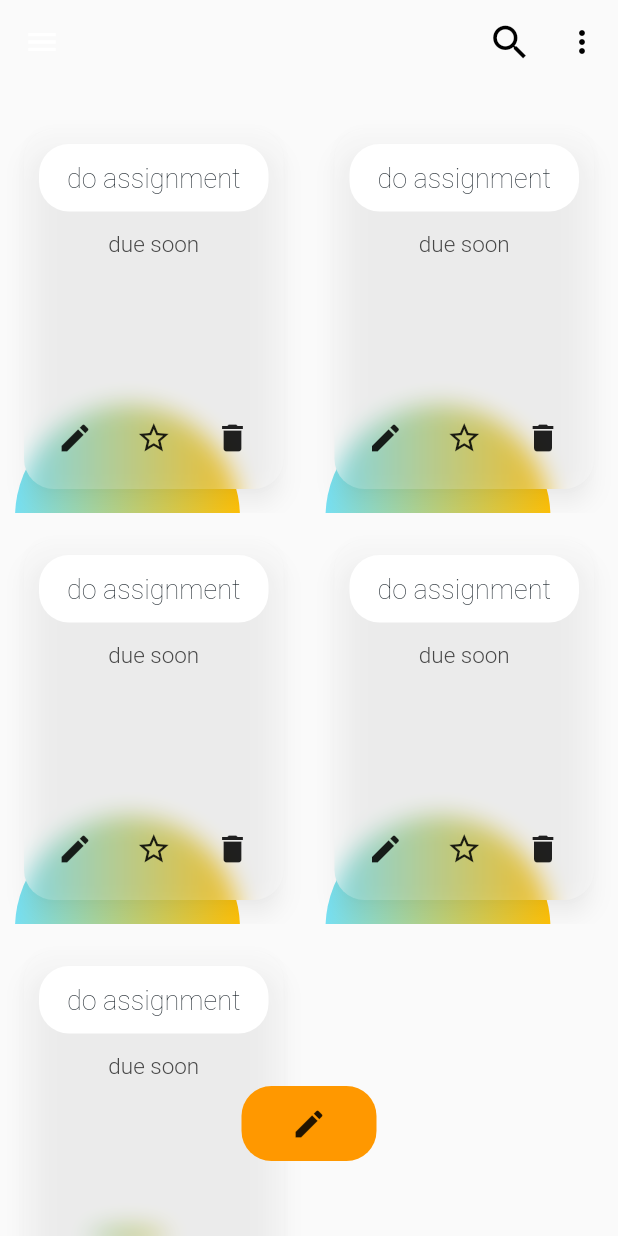
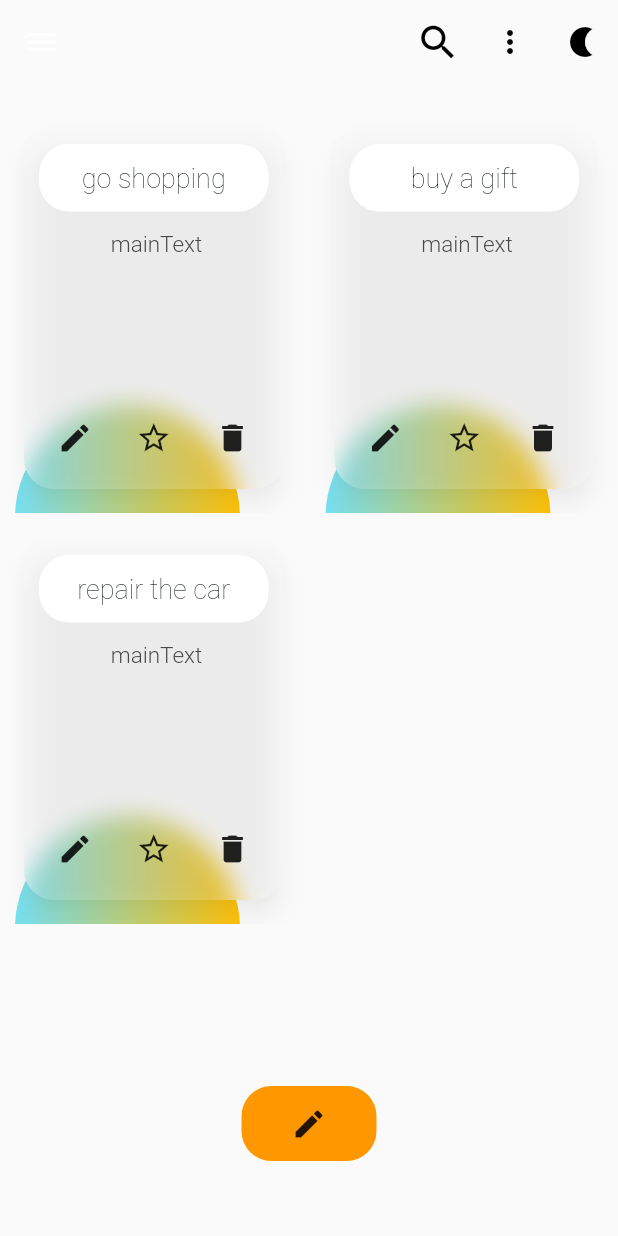
Before and after one commit to Elmurodjon01/todoApp, a Flutter app: the screen it shows after launch, on a phone screen of 412 x 824 dp. Run offline on Flutter 3.47's test engine with Material 2 defaults, Android fonts, the phone set to English and light mode, and no system bars; drawn by our look-alikes of blurrycontainer; our stand-ins replace hive_flutter, shared_preferences; accounts and stored records are empty.

Commit message:
add function is enabled

```diff
--- a/lib/UI/mainScreen.dart
+++ b/lib/UI/mainScreen.dart
@@ -1,21 +1,30 @@
+import 'dart:convert';
+
 import 'package:flutter/material.dart';
 import 'package:flutter_staggered_grid_view/flutter_staggered_grid_view.dart';
+import 'package:provider/provider.dart';
+import 'package:shared_preferences/shared_preferences.dart';
+import 'package:todoapp/hive/database.dart';
+import 'package:todoapp/model/note_model.dart';
+import 'package:todoapp/provider/noteProvider.dart';
 import 'package:todoapp/widgets/itemContainer.dart';
 import '../widgets/addButton.dart';
 import '../widgets/appBar.dart';
 import '../widgets/drawer.dart';
 
-class MainScreen extends StatelessWidget {
+class MainScreen extends StatefulWidget {
   MainScreen({super.key});
-  List<String> labels = [
-    'fnjnjdkf',
-    'fdsnfksjd',
-    'biwuebfgbf',
-    'fbiewwf',
-    'fnewkwe',
-  ];
+
+  @override
+  State<MainScreen> createState() => _MainScreenState();
+}
+
+class _MainScreenState extends State<MainScreen> {
   @override
   Widget build(BuildContext context) {
+    var provider = Provider.of<NoteProvider>(context, listen: false);
+    // var loadInfo = HiveDB().loadUser();
+    var tasks = context.watch<NoteProvider>();
     return Scaffold(
       appBar: CustomAppBar(),
       drawer: CustomerDrawer(),
@@ -23,17 +32,14 @@ class MainScreen extends StatelessWidget {
         alignment: Alignment.bottomCenter,
         children: [
           MasonryGridView.count(
-            crossAxisCount: 2,
-            mainAxisSpacing: 2,
-            crossAxisSpacing: 2,
-            itemCount: labels.length,
-            itemBuilder: (context, index) {
-              return ItemContainer(
-                label: 'do assignment',
-                mainText: 'due soon',
-              );
-            },
-          ),
+              crossAxisCount: 2,
+              mainAxisSpacing: 2,
+              crossAxisSpacing: 2,
+              itemCount: tasks.todos.length,
+              itemBuilder: ((context, index) {
+                return ItemContainer(
+                    label: tasks.todos[index].title, mainText: ' mainText');
+              })),
           AddButton(context),
         ],
       ),
--- a/lib/model/note_model.dart
+++ b/lib/model/note_model.dart
@@ -1,8 +1,24 @@
 class NoteModel {
   String label;
   String mainText;
+  // String id;
+  // DateTime time;
   NoteModel({
     required this.label,
     required this.mainText,
+    // required this.id,
+    // required this.time,
   });
+  NoteModel.fromJson(Map<String, dynamic> json)
+      : label = json['label'],
+        mainText = json['mainText'];
+  // time = json['time'];
+  // id = json['id'];
+
+  Map<String, dynamic> toJson() => {
+        'label': label,
+        'mainText': mainText,
+        // 'id': id,
+        // 'time': time,
+      };
 }
--- a/lib/provider/noteProvider.dart
+++ b/lib/provider/noteProvider.dart
@@ -1,3 +1,56 @@
 import 'package:flutter/material.dart';
 
-class NoteProvider extends ChangeNotifier {}
+class NoteProvider extends ChangeNotifier {
+  // List<ToDo> _todos = [];
+  // List<ToDo> get todos => _todos;
+
+  // void addTodo(ToDo todo) {
+  //   _todos.add(todo);
+  //   notifyListeners();
+  // }
+
+  // void toggleTodo(ToDo todo) {
+  //   final taskIndex = _todos.indexOf(todo);
+  //   // _todos[taskIndex].toggleCompleted();
+  //   notifyListeners();
+  // }
+
+  // void deleteTodo(ToDo todo) {
+  //   _todos.remove(todo);
+  //   notifyListeners();
+  // }
+  List<ToDo> todos = [
+    ToDo(title: "go shopping"),
+    ToDo(title: "buy a gift"),
+    ToDo(title: "repair the car"),
+  ];
+
+  void addTasks(ToDo todo) {
+    todos.add(todo);
+    notifyListeners();
+  }
+
+  // void updateTasks(Task task) {
+  //   task.doneChange();
+  //   notifyListeners();
+  // }
+
+  void deletTask(ToDo todo) {
+    todos.remove(todo);
+    notifyListeners();
+  }
+}
+
+class ToDo {
+  // DateTime createdTime;
+  String title;
+  // String? mainText;
+  // String? id;
+  // bool? isDone = false;
+  ToDo({
+    required this.title,
+    // this.mainText,
+    // this.id,
+    // this.isDone = false,
+  });
+}
--- a/lib/widgets/appBar.dart
+++ b/lib/widgets/appBar.dart
@@ -26,6 +26,13 @@ class CustomAppBar extends StatelessWidget with PreferredSizeWidget {
             color: Colors.black,
           ),
         ),
+        IconButton(
+          onPressed: () {},
+          icon: const Icon(
+            Icons.nightlight,
+            color: Colors.black,
+          ),
+        ),
       ],
     );
   }
--- a/pubspec.yaml
+++ b/pubspec.yaml
@@ -40,6 +40,8 @@ dependencies:
   hive: ^2.2.3
   provider: ^6.0.4
   blurrycontainer: ^1.0.2
+  hive_flutter: ^1.1.0
+  shared_preferences: ^2.0.15
 
 dev_dependencies:
   flutter_test:
```
Also changed, not shown: lib/UI/addScreen.dart (+67 -8 lines), lib/hive/database.dart (added, +32 -0 lines), lib/main.dart (+5 -2 lines), pubspec.lock, 10 other files.
